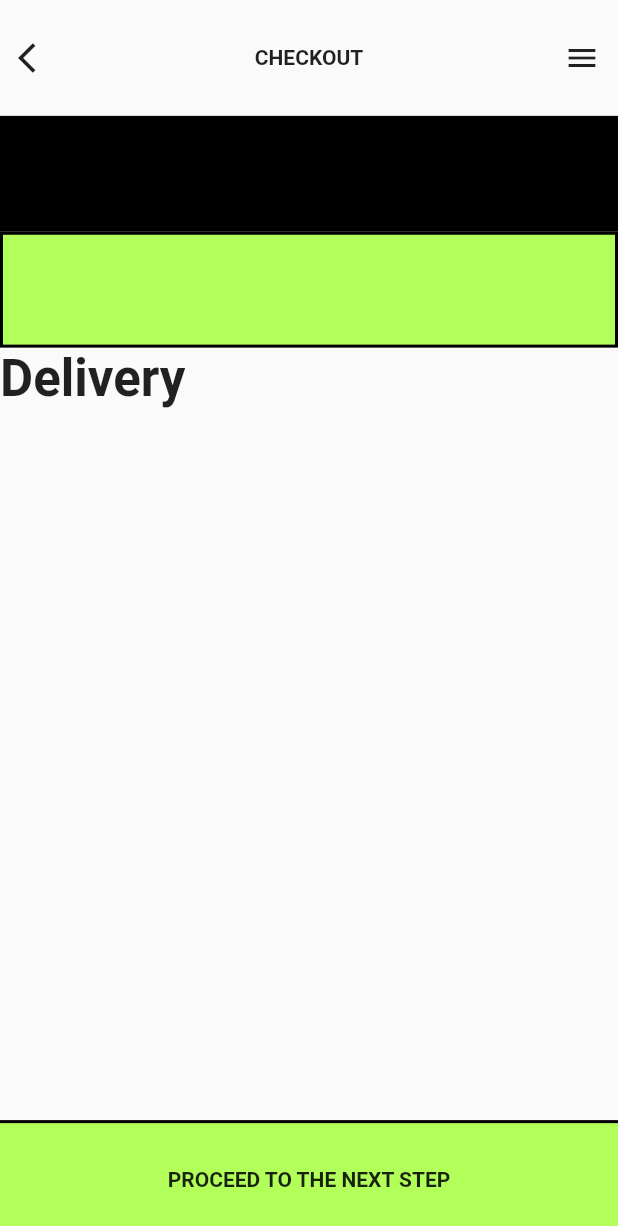
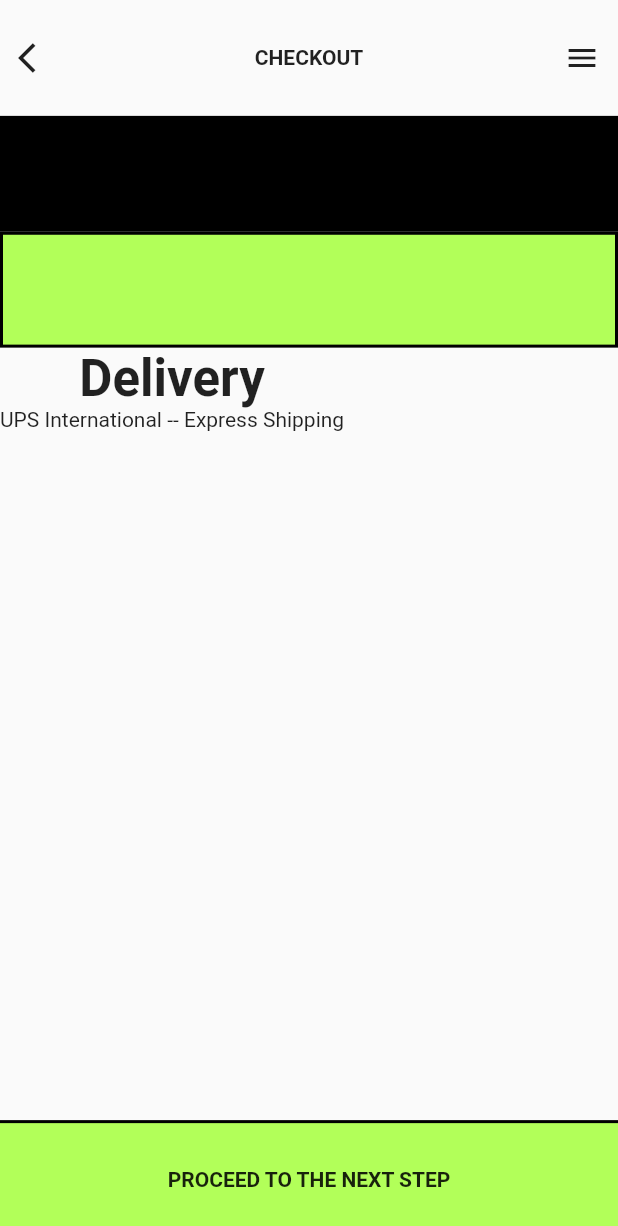
Before and after one commit to JAICHANGPARK/flutter_notebook_8th_story, a Flutter app: the screen it shows after launch, on a phone screen of 412 x 824 dp. Shown: the top 1226 px of the screen. Run offline on Flutter 3.47's test engine with Material 2 defaults, Android fonts, the phone set to English and light mode, and no system bars; our stand-ins replace google_fonts; Roboto replaces fonts that are missing (Alata).

Commit message:
Update fashion_store_page.dart

```diff
--- a/lib/ep561_fashion_store_app/fashion_store_page.dart
+++ b/lib/ep561_fashion_store_app/fashion_store_page.dart
@@ -60,7 +60,8 @@ class _FashionMainPageState extends State<FashionMainPage> {
                               Text(
                                 "Delivery",
                                 style: GoogleFonts.alata(fontWeight: FontWeight.bold, fontSize: 34),
-                              )
+                              ),
+                              Text("UPS International -- Express Shipping", )
                             ],
                           )
                         ],
```
